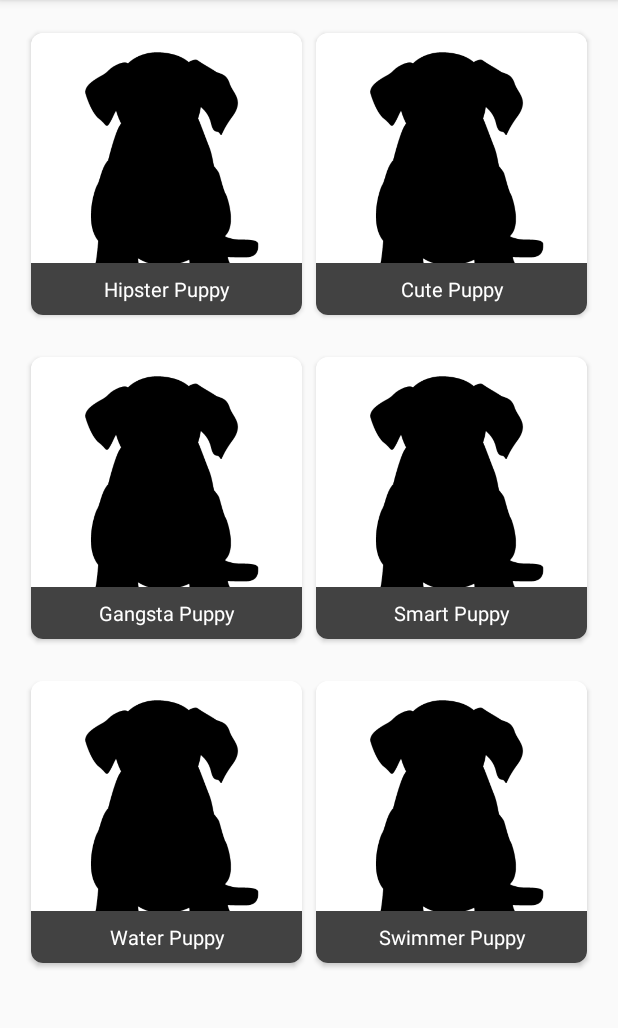
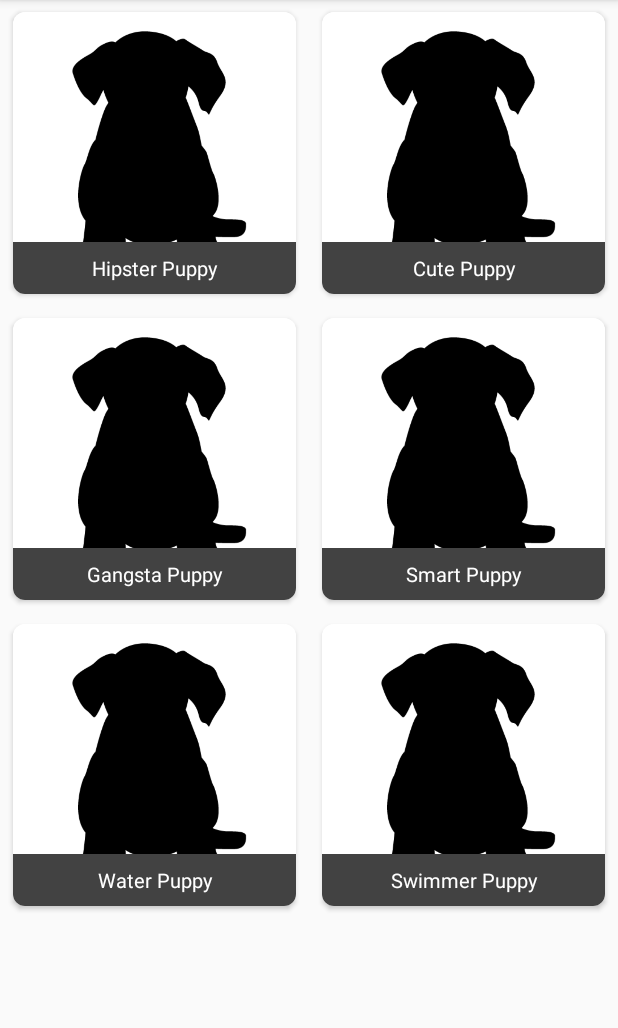
Before and after one commit to roioteromorales/PuppyShelter, an Android app: the screen it shows after launch (MainActivity), on a phone screen of 412 x 824 dp, the part 84-1112 px from its top. Run offline under Robolectric (Android 15) with nearby library versions, the phone set to English and light mode, and no system bars; our stand-ins replace Dagger/Hilt's generated code, Picasso; pictures from the network do not load.

Commit message:
adjust margins and permissions

```diff
--- a/app/src/main/res/layout/activity_main.xml
+++ b/app/src/main/res/layout/activity_main.xml
@@ -4,10 +4,6 @@
     android:id="@+id/activity_main"
     android:layout_width="match_parent"
     android:layout_height="match_parent"
-    android:paddingBottom="@dimen/activity_vertical_margin"
-    android:paddingLeft="@dimen/activity_horizontal_margin"
-    android:paddingRight="@dimen/activity_horizontal_margin"
-    android:paddingTop="@dimen/activity_vertical_margin"
     tools:context="com.roisoftstudio.puppyshelter.domain.puppies.ui.MainActivity">
 
     <android.support.v7.widget.RecyclerView
--- a/app/src/main/res/layout/card_view.xml
+++ b/app/src/main/res/layout/card_view.xml
@@ -4,9 +4,12 @@ xmlns:android="http://schemas.android.com/apk/res/android"
     android:id="@+id/card_view"
     android:layout_width="match_parent"
     android:layout_height="200dp"
+    android:layout_marginBottom="2dp"
+    android:layout_marginTop="2dp"
+    android:layout_marginLeft="4dp"
+    android:layout_marginRight="4dp"
     card_view:cardUseCompatPadding="true"
-card_view:cardCornerRadius="8dp"
-android:layout_marginBottom="16dp">
+    card_view:cardCornerRadius="8dp">
 
     <RelativeLayout
         android:layout_width="match_parent"
@@ -27,11 +30,9 @@ android:layout_marginBottom="16dp">
             android:text="Title"
             android:textColor="@color/cardview_light_background"
             android:gravity="center"
-        android:paddingBottom="8dp"
-        android:paddingTop="8dp"
+            android:padding="8dp"
             android:layout_alignParentBottom="true"
             android:background="@color/cardview_dark_background"/>
 
     </RelativeLayout>
-
 </android.support.v7.widget.CardView>
```
Also changed, not shown: app/src/main/AndroidManifest.xml (+3 -4 lines), app/src/main/java/com/roisoftstudio/puppyshelter/domain/puppies/ui/PuppyDetailActivity.java (+17 -11 lines). Lines whose indentation alone changed are shown as unchanged.
